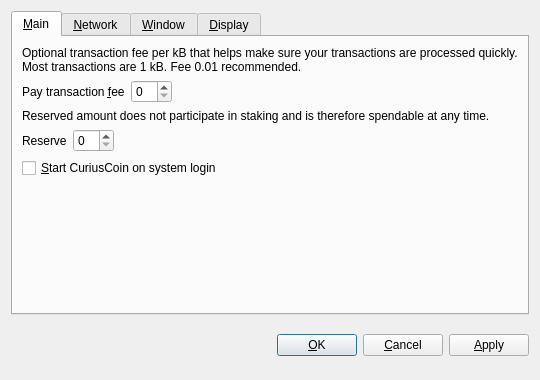
First picture: the form in src/qt/forms/optionsdialog.ui, repository JustCuriously/CuriousCoin, before the edit.
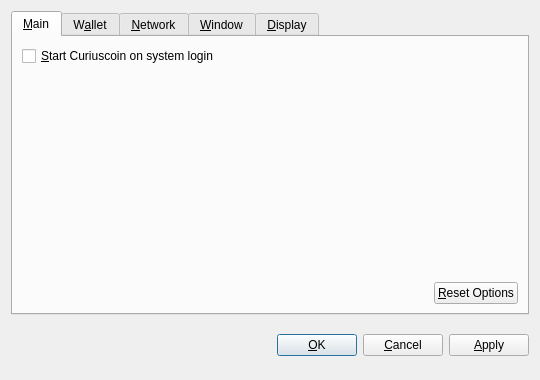
Second picture: the form after the edit. Custom widgets are drawn as their Qt base class.

Patch:
```diff
--- a/src/qt/forms/optionsdialog.ui
+++ b/src/qt/forms/optionsdialog.ui
@@ -31,9 +31,69 @@
       </attribute>
       <layout class="QVBoxLayout" name="verticalLayout_Main">
        <item>
+        <widget class="QCheckBox" name="bitcoinAtStartup">
+         <property name="toolTip">
+          <string>Automatically start Curiuscoin after logging in to the system.</string>
+         </property>
+         <property name="text">
+          <string>&amp;Start Curiuscoin on system login</string>
+         </property>
+        </widget>
+       </item>
+       <item>
+        <spacer name="verticalSpacer_Main">
+         <property name="orientation">
+          <enum>Qt::Vertical</enum>
+         </property>
+         <property name="sizeHint" stdset="0">
+          <size>
+           <width>20</width>
+           <height>40</height>
+          </size>
+         </property>
+        </spacer>
+       </item>
+       <item>
+        <layout class="QHBoxLayout" name="horizontalLayout_2_Main">
+         <item>
+          <spacer name="horizontalSpacer_2_Main">
+           <property name="orientation">
+            <enum>Qt::Horizontal</enum>
+           </property>
+           <property name="sizeHint" stdset="0">
+            <size>
+             <width>40</width>
+             <height>20</height>
+            </size>
+           </property>
+          </spacer>
+         </item>
+         <item>
+          <widget class="QPushButton" name="resetButton">
+           <property name="toolTip">
+            <string>Reset all client options to default.</string>
+           </property>
+           <property name="text">
+            <string>&amp;Reset Options</string>
+           </property>
+           <property name="autoDefault">
+            <bool>false</bool>
+           </property>
+          </widget>
+         </item>
+        </layout>
+       </item>
+      </layout>
+     </widget>
+     <widget class="QWidget" name="tabWallet">
+      <attribute name="title">
+       <string>W&amp;allet</string>
+      </attribute>
+      <layout class="QVBoxLayout" name="verticalLayout_Network">
+       <item>
         <widget class="QLabel" name="transactionFeeInfoLabel">
          <property name="text">
-          <string>Optional transaction fee per kB that helps make sure your transactions are processed quickly. Most transactions are 1 kB. Fee 0.01 recommended.</string>
+          <string>Optional transaction fee per kB that helps make sure your transactions are processed quickly. Most transactions are 1 kB.</string>
          </property>
          <property name="textFormat">
           <enum>Qt::PlainText</enum>
@@ -44,7 +104,7 @@
         </widget>
        </item>
        <item>
-        <layout class="QHBoxLayout" name="horizontalLayoutFee">
+        <layout class="QHBoxLayout" name="horizontalLayout_1_Main">
          <item>
           <widget class="QLabel" name="transactionFeeLabel">
            <property name="text">
@@ -77,12 +137,9 @@
         </layout>
        </item>
        <item>
-        <widget class="QLabel" name="reserveBalanceInfoLabel">
+        <widget class="QLabel" name="label">
          <property name="text">
-          <string>Reserved amount does not participate in staking and is therefore spendable at any time.</string>
-         </property>
-         <property name="textFormat">
-          <enum>Qt::PlainText</enum>
+          <string>If you disable the spending of unconfirmed change, the change from a transaction cannot be used until that transaction has at least one confirmation. This also affects how your balance is computed.</string>
          </property>
          <property name="wordWrap">
           <bool>true</bool>
@@ -90,45 +147,9 @@
         </widget>
        </item>
        <item>
-        <layout class="QHBoxLayout" name="horizontalLayoutReserveBalance">
-         <item>
-          <widget class="QLabel" name="reserveBalanceLabel">
-           <property name="text">
-            <string>Reserve</string>
-           </property>
-           <property name="textFormat">
-            <enum>Qt::PlainText</enum>
-           </property>
-           <property name="buddy">
-            <cstring>reserveBalance</cstring>
-           </property>
-          </widget>
-         </item>
-         <item>
-          <widget class="BitcoinAmountField" name="reserveBalance"/>
-         </item>
-         <item>
-          <spacer name="horizontalSpacerReserveBalance">
-           <property name="orientation">
-            <enum>Qt::Horizontal</enum>
-           </property>
-           <property name="sizeHint" stdset="0">
-            <size>
-             <width>40</width>
-             <height>20</height>
-            </size>
-           </property>
-          </spacer>
-         </item>
-        </layout>
-       </item>
-       <item>
-        <widget class="QCheckBox" name="bitcoinAtStartup">
-         <property name="toolTip">
-          <string>Automatically start CuriusCoin after logging in to the system.</string>
-         </property>
+        <widget class="QCheckBox" name="spendZeroConfChange">
          <property name="text">
-          <string>&amp;Start CuriusCoin on system login</string>
+          <string>Spend unconfirmed change  (experts only)</string>
          </property>
         </widget>
        </item>
```
Left out of the diff: 59 changed lines with no effect on the pictures.
